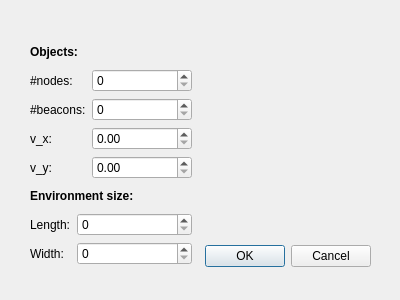
Before: the Qt Designer form network_time_sync/gui/dialog_init.ui in abusimbele/network_time_sync, drawn with Qt 5.
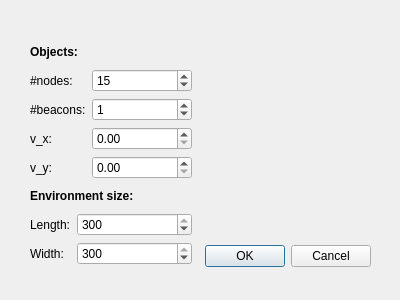
After: the same form once the commit is applied.

Commit message:
GUI: Graph-lines showing sync-routes implemented.
Dialog -> default-values for time savings created

```diff
--- a/network_time_sync/gui/dialog_init.ui
+++ b/network_time_sync/gui/dialog_init.ui
@@ -29,7 +29,7 @@
     <set>QDialogButtonBox::Cancel|QDialogButtonBox::Ok</set>
    </property>
   </widget>
-  <widget class="QWidget" name="">
+  <widget class="QWidget" name="layoutWidget">
    <property name="geometry">
     <rect>
      <x>30</x>
@@ -65,7 +65,14 @@
        </widget>
       </item>
       <item row="2" column="1">
-       <widget class="QSpinBox" name="spinBox_nb_nodes"/>
+       <widget class="QSpinBox" name="spinBox_nb_nodes">
+        <property name="maximum">
+         <number>200</number>
+        </property>
+        <property name="value">
+         <number>15</number>
+        </property>
+       </widget>
       </item>
       <item row="3" column="0">
        <widget class="QLabel" name="label_txt_nb_beacons">
@@ -75,7 +82,11 @@
        </widget>
       </item>
       <item row="3" column="1">
-       <widget class="QSpinBox" name="spinBox_nb_beacons"/>
+       <widget class="QSpinBox" name="spinBox_nb_beacons">
+        <property name="value">
+         <number>1</number>
+        </property>
+       </widget>
       </item>
       <item row="4" column="0">
        <widget class="QLabel" name="label_txt_vx">
@@ -132,10 +143,24 @@
        </widget>
       </item>
       <item row="1" column="1">
-       <widget class="QSpinBox" name="spinBox_env_width"/>
+       <widget class="QSpinBox" name="spinBox_env_width">
+        <property name="maximum">
+         <number>300</number>
+        </property>
+        <property name="value">
+         <number>300</number>
+        </property>
+       </widget>
       </item>
       <item row="0" column="1">
-       <widget class="QSpinBox" name="spinBox_env_length"/>
+       <widget class="QSpinBox" name="spinBox_env_length">
+        <property name="maximum">
+         <number>300</number>
+        </property>
+        <property name="value">
+         <number>300</number>
+        </property>
+       </widget>
       </item>
      </layout>
     </item>
```
The commit also changes 7 other files.
